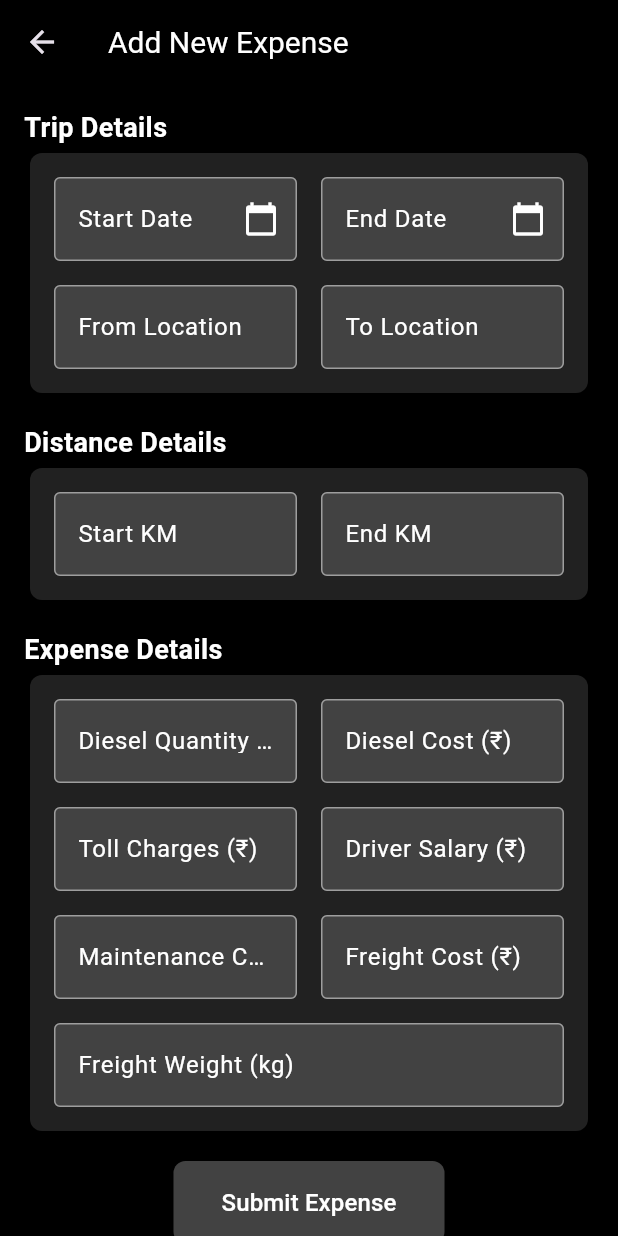
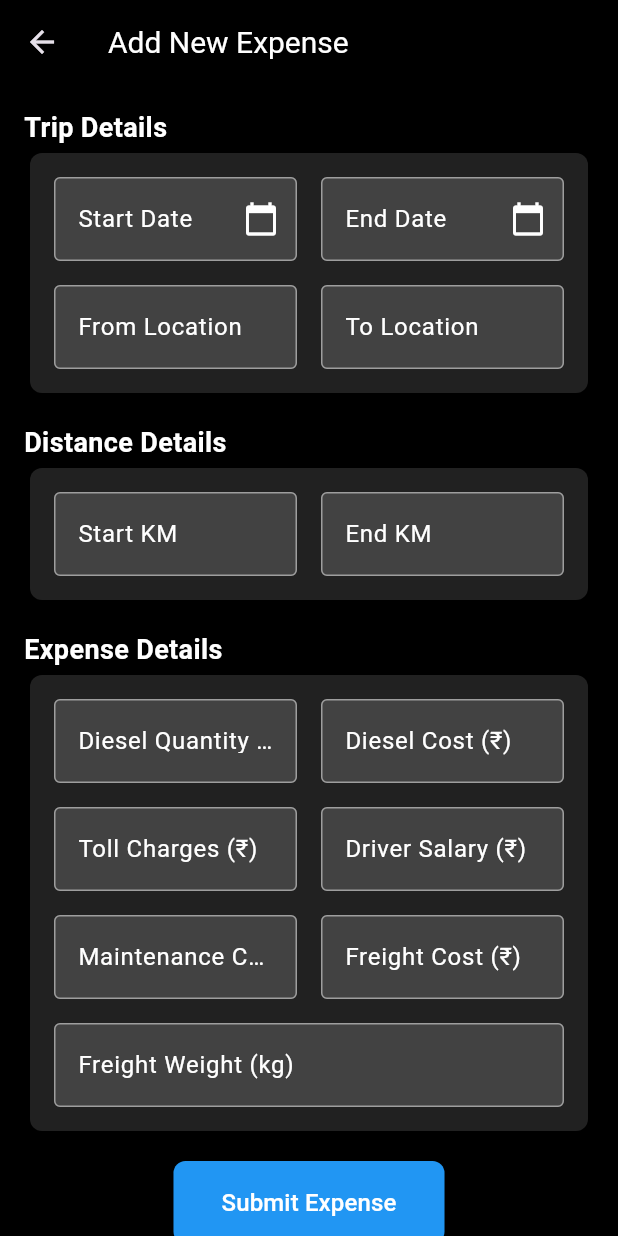
Before and after one commit to chirag640/truck-expense, a Flutter app: the AddExpensePage screen opened directly with empty values, on a phone screen of 412 x 824 dp. Run offline on Flutter 3.47's test engine with Material 3 defaults, Android fonts, the phone set to English and light mode, and no system bars; our stand-ins replace cloud_firestore, firebase_core; accounts and stored records are empty.

Commit message:
pofir loss defined

```diff
--- a/lib/add_expense_page.dart
+++ b/lib/add_expense_page.dart
@@ -25,7 +25,7 @@ class _AddExpensePageState extends State<AddExpensePage> {
   Widget build(BuildContext context) {
     return Scaffold(
       appBar: AppBar(
-        title: const Text('Add New Expense'),
+        title: const Text('Add New Expense', style: TextStyle(color: Colors.white)),
         backgroundColor: Colors.black,
         elevation: 0,
       ),
@@ -39,14 +39,7 @@ class _AddExpensePageState extends State<AddExpensePage> {
               crossAxisAlignment: CrossAxisAlignment.start,
               children: [
                 _buildSectionTitle('Trip Details'),
-                Card(
-                  color: Colors.grey[900],
-                  elevation: 4,
-                  shape: RoundedRectangleBorder(
-                    borderRadius: BorderRadius.circular(8),
-                  ),
-                  child: Padding(
-                    padding: const EdgeInsets.all(16.0),
+                _buildCard(
                   child: Column(
                     children: [
                       Row(
@@ -89,17 +82,9 @@ class _AddExpensePageState extends State<AddExpensePage> {
                     ],
                   ),
                 ),
-                ),
                 const SizedBox(height: 16),
                 _buildSectionTitle('Distance Details'),
-                Card(
-                  color: Colors.grey[900],
-                  elevation: 4,
-                  shape: RoundedRectangleBorder(
-                    borderRadius: BorderRadius.circular(8),
-                  ),
-                  child: Padding(
-                    padding: const EdgeInsets.all(16.0),
+                _buildCard(
                   child: Row(
                     children: [
                       Expanded(
@@ -124,17 +109,9 @@ class _AddExpensePageState extends State<AddExpensePage> {
                     ],
                   ),
                 ),
-                ),
                 const SizedBox(height: 16),
                 _buildSectionTitle('Expense Details'),
-                Card(
-                  color: Colors.grey[900],
-                  elevation: 4,
-                  shape: RoundedRectangleBorder(
-                    borderRadius: BorderRadius.circular(8),
-                  ),
-                  child: Padding(
-                    padding: const EdgeInsets.all(16.0),
+                _buildCard(
                   child: Column(
                     children: [
                       Row(
@@ -209,7 +186,6 @@ class _AddExpensePageState extends State<AddExpensePage> {
                     ],
                   ),
                 ),
-                ),
                 const SizedBox(height: 16),
                 Center(
                   child: ElevatedButton(
@@ -221,7 +197,7 @@ class _AddExpensePageState extends State<AddExpensePage> {
                       }
                     },
                     style: ElevatedButton.styleFrom(
-                      backgroundColor: Colors.grey[800],
+                      backgroundColor: Colors.blue,
                       padding: const EdgeInsets.symmetric(horizontal: 32, vertical: 16),
                       shape: RoundedRectangleBorder(
                         borderRadius: BorderRadius.circular(8),
@@ -237,6 +213,20 @@ class _AddExpensePageState extends State<AddExpensePage> {
             ),
           ),
         ),
+      ),
+    );
+  }
+
+  Widget _buildCard({required Widget child}) {
+    return Card(
+      color: Colors.grey[900],
+      elevation: 4,
+      shape: RoundedRectangleBorder(
+        borderRadius: BorderRadius.circular(8),
+      ),
+      child: Padding(
+        padding: const EdgeInsets.all(16.0),
+        child: child,
       ),
     );
   }
@@ -352,8 +342,8 @@ class _AddExpensePageState extends State<AddExpensePage> {
         .set({
       'id': id,
       'truckId': widget.truckId,
-      'startDate': _startDateController.text, // Save startDate
-      'endDate': _endDateController.text,     // Save endDate
+      'startDate': _startDateController.text,
+      'endDate': _endDateController.text,
       ..._formData,
       'totalProfit': totalProfit,
     });
@@ -368,13 +358,4 @@ class _AddExpensePageState extends State<AddExpensePage> {
 
     return totalFreight - (dieselAmount + toll + driverSalary + maintenance);
   }
-
-  double _calculateTotalExpenses() {
-    final dieselAmount = _formData['dieselAmount'] ?? 0.0;
-    final toll = _formData['toll'] ?? 0.0;
-    final driverSalary = _formData['driverSalary'] ?? 0.0;
-    final maintenance = _formData['maintenance'] ?? 0.0;
-
-    return dieselAmount + toll + driverSalary + maintenance;
 }
-}
```
Also changed, not shown: lib/truck_expense_page.dart (+7 -2 lines). Lines whose indentation alone changed are shown as unchanged.
